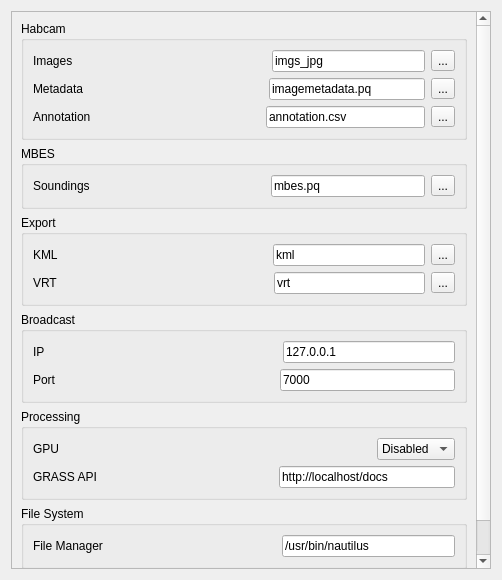
Old version of the form qtui/app_settings_ui.ui in the repository epifanio/groundtruther.
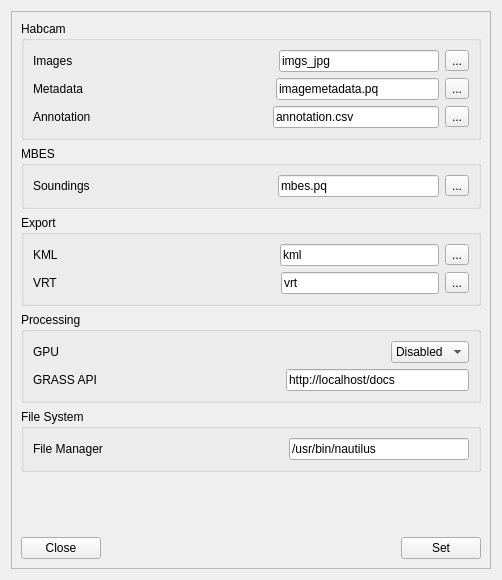
New version of the form. Icons and pictures are not drawn.

Commit message: removing broadcast settings

Diff of the .ui file:
```diff
--- a/qtui/app_settings_ui.ui
+++ b/qtui/app_settings_ui.ui
@@ -29,7 +29,7 @@
         <x>0</x>
         <y>0</y>
         <width>468</width>
-        <height>680</height>
+        <height>568</height>
        </rect>
       </property>
       <layout class="QVBoxLayout" name="verticalLayout_10">
@@ -317,87 +317,6 @@
          </layout>
         </widget>
        </item>
-       <item>
-        <widget class="QGroupBox" name="broadcast_config_box">
-         <property name="title">
-          <string>Broadcast</string>
-         </property>
-         <layout class="QVBoxLayout" name="verticalLayout_6">
-          <item>
-           <layout class="QVBoxLayout" name="verticalLayout_7">
-            <item>
-             <layout class="QHBoxLayout" name="horizontalLayout_7">
-              <item>
-               <widget class="QLabel" name="broadcast_IP_label">
-                <property name="text">
-                 <string>IP                  </string>
-                </property>
-               </widget>
-              </item>
-              <item>
-               <spacer name="horizontalSpacer_7">
-                <property name="orientation">
-                 <enum>Qt::Horizontal</enum>
-                </property>
-                <property name="sizeHint" stdset="0">
-                 <size>
-                  <width>40</width>
-                  <height>20</height>
-                 </size>
-                </property>
-               </spacer>
-              </item>
-              <item>
-               <widget class="QLineEdit" name="broadcast_ip">
-                <property name="text">
-                 <string>127.0.0.1</string>
-                </property>
-               </widget>
-              </item>
-             </layout>
-            </item>
-            <item>
-             <layout class="QHBoxLayout" name="horizontalLayout_8">
-              <item>
-               <widget class="QLabel" name="broadcast_port_label">
-                <property name="text">
-                 <string>Port             </string>
-                </property>
-               </widget>
-              </item>
-              <item>
-               <spacer name="horizontalSpacer_8">
-                <property name="orientation">
-                 <enum>Qt::Horizontal</enum>
-                </property>
-                <property name="sizeHint" stdset="0">
-                 <size>
-                  <width>40</width>
-                  <height>20</height>
-                 </size>
-                </property>
-               </spacer>
-              </item>
-              <item>
-               <widget class="QLineEdit" name="broadcast_port">
-                <property name="inputMethodHints">
-                 <set>Qt::ImhNone</set>
-                </property>
-                <property name="text">
-                 <string>7000</string>
-                </property>
-                <property name="echoMode">
-                 <enum>QLineEdit::Normal</enum>
-                </property>
-               </widget>
-              </item>
-             </layout>
-            </item>
-           </layout>
-          </item>
-         </layout>
-        </widget>
-       </item>
        <item>
         <widget class="QGroupBox" name="groupBox">
          <property name="title">
```
Left out of the diff: 4 changed lines with no effect on the pictures. The commit also changes 7 other files.
